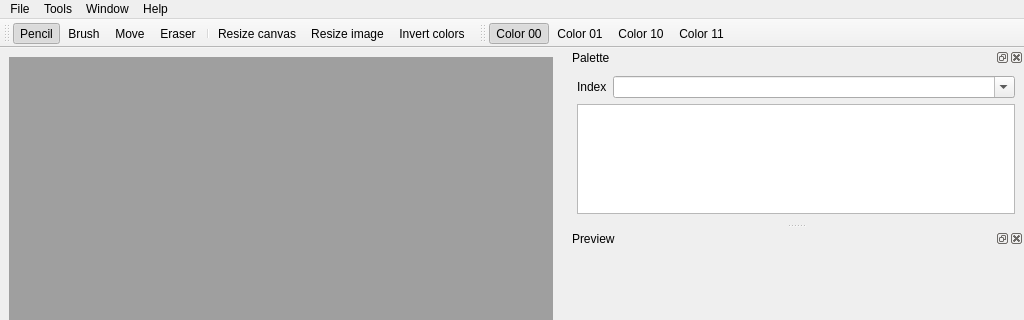
Before: the Qt Designer form mainwindow.ui in mistificator/zx4pixelizer, drawn with Qt 5; both pictures show x 0 to 1024 and y 0 to 320 of the 1024 by 768 pixel window.
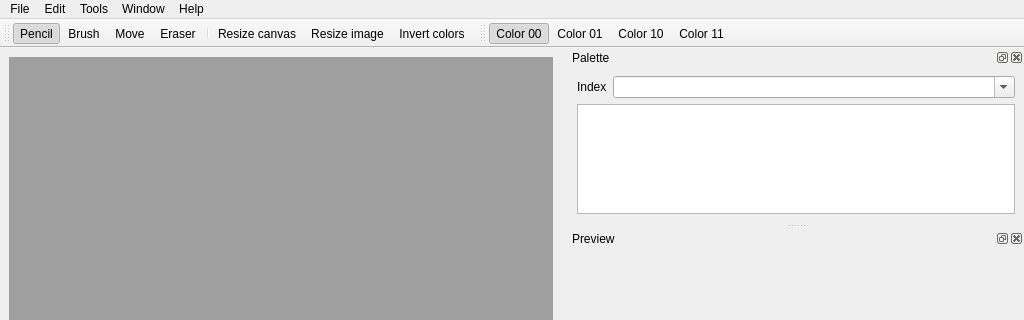
After: the same form once the commit is applied. Icons and pictures are not drawn.

What changed in the file:
```diff
--- a/mainwindow.ui
+++ b/mainwindow.ui
@@ -58,7 +58,7 @@
      <x>0</x>
      <y>0</y>
      <width>1024</width>
-     <height>20</height>
+     <height>21</height>
     </rect>
    </property>
    <widget class="QMenu" name="menuFile">
@@ -136,7 +136,15 @@
     </property>
     <addaction name="actionAbout_ZX4_Pixelizer"/>
    </widget>
+   <widget class="QMenu" name="menuEdit">
+    <property name="title">
+     <string>Edit</string>
+    </property>
+    <addaction name="actionUndo"/>
+    <addaction name="actionRedo"/>
+   </widget>
    <addaction name="menuFile"/>
+   <addaction name="menuEdit"/>
    <addaction name="menuTools"/>
    <addaction name="menuWindow"/>
    <addaction name="menuHelp"/>
```
Left out of the diff: 16 changed lines with no effect on the pictures.
